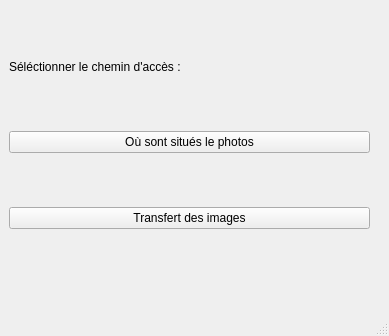
This is RepoGit/mainwindow.ui in guillaumedalbignac/Projet-Copie-Qt as Qt 5 draws it before an edit. The edited form follows.
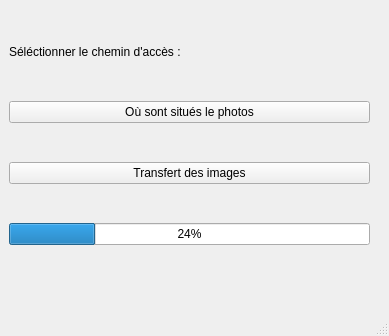
This is the edited form.

Commit message: Copie de dossier vers une destination prédéfinie v2

The edit to the form file:
```diff
--- a/RepoGit/mainwindow.ui
+++ b/RepoGit/mainwindow.ui
@@ -54,6 +54,19 @@
        </property>
       </widget>
      </item>
+     <item>
+      <widget class="QProgressBar" name="progressBar">
+       <property name="sizePolicy">
+        <sizepolicy hsizetype="Expanding" vsizetype="Fixed">
+         <horstretch>0</horstretch>
+         <verstretch>0</verstretch>
+        </sizepolicy>
+       </property>
+       <property name="value">
+        <number>24</number>
+       </property>
+      </widget>
+     </item>
     </layout>
    </widget>
    <widget class="QLabel" name="labelStatusBar">
```
The commit also changes 1 other file.
